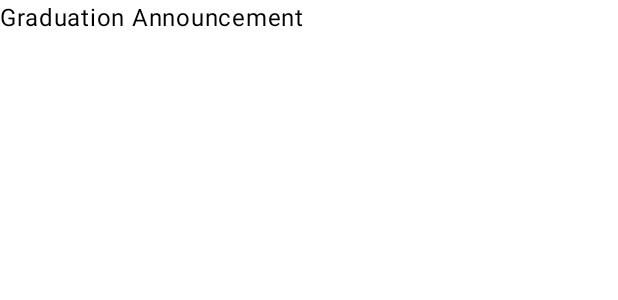
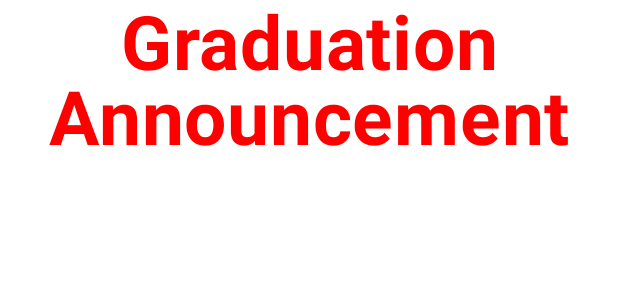
Before and after one commit to lauren-levoir/zybooks-grad-app, an Android app built with Jetpack Compose: the @Preview function GradPreview, on a phone screen of 412 x 824 dp. Shown: the top 300 px of the screen. Run offline under Robolectric (Android 15) with nearby library versions, the light colour scheme and no system bars.

Commit message:
Changed the layout and color for the "Graduation Announcement" in MainActivity.kt

```diff
--- a/app/src/main/java/com/zybooks/graduationrsvp/MainActivity.kt
+++ b/app/src/main/java/com/zybooks/graduationrsvp/MainActivity.kt
@@ -9,7 +9,11 @@
 import androidx.compose.material3.Text
 import androidx.compose.runtime.Composable
 import androidx.compose.ui.Modifier
+import androidx.compose.ui.graphics.Color
+import androidx.compose.ui.text.font.FontWeight
+import androidx.compose.ui.text.style.TextAlign
 import androidx.compose.ui.tooling.preview.Preview
+import androidx.compose.ui.unit.sp
 import com.zybooks.graduationrsvp.ui.theme.GraduationRSVPTheme
 
 class MainActivity : ComponentActivity() {
@@ -32,6 +36,11 @@
 fun GradScreen(modifier: Modifier = Modifier) {
     Text(
         text = "Graduation Announcement",
+        fontSize = 50.sp,
+        textAlign = TextAlign.Center,
+        color = Color.Red,
+        lineHeight = 50.sp,
+        fontWeight = FontWeight.Bold,
         modifier = modifier
     )
 }
```
